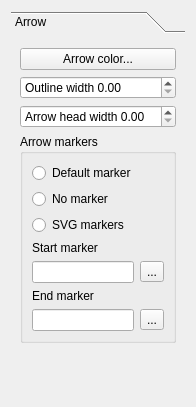
Above: qgis/src/ui/qgscomposerarrowwidgetbase.ui from sourcepole/qgis before the change. Below: the same form after it.
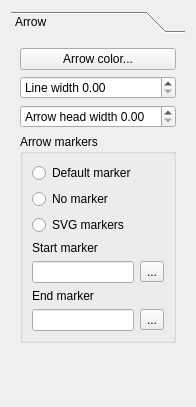
That is the form after the change.

Commit message: Print composer gui cleanups from Milena

What changed in the file:
```diff
--- a/qgis/src/ui/qgscomposerarrowwidgetbase.ui
+++ b/qgis/src/ui/qgscomposerarrowwidgetbase.ui
@@ -42,7 +42,7 @@
        <item row="1" column="0">
         <widget class="QDoubleSpinBox" name="mOutlineWidthSpinBox">
          <property name="prefix">
-          <string>Outline width </string>
+          <string>Line width </string>
          </property>
         </widget>
        </item>
```
The commit also changes 2 other files.
